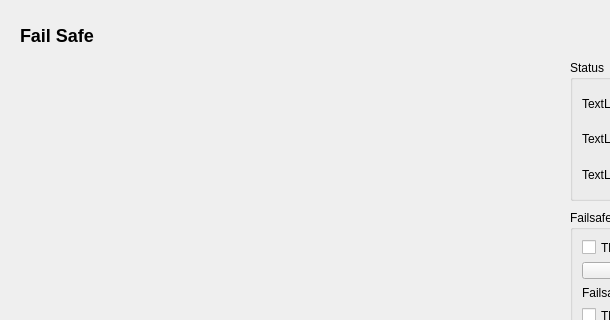
This is src/ui/configuration/FailSafeConfig.ui in ArduPilot/apm_planner as Qt 5 draws it before an edit; both pictures show x 0 to 610 and y 0 to 320 of the 795 by 484 pixel window. The edited form follows.
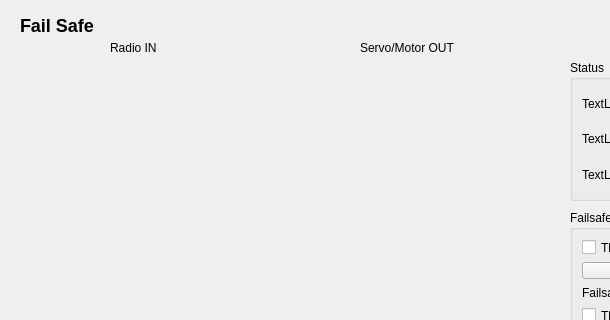
This is the edited form. Custom widgets are drawn as their Qt base class.

Commit message: Fixes #117: Missing labels in Failsafe view

What changed in the file:
```diff
--- a/src/ui/configuration/FailSafeConfig.ui
+++ b/src/ui/configuration/FailSafeConfig.ui
@@ -17,7 +17,7 @@
    <property name="geometry">
     <rect>
      <x>20</x>
-     <y>20</y>
+     <y>10</y>
      <width>141</width>
      <height>31</height>
     </rect>
@@ -456,6 +456,32 @@
     </item>
    </layout>
   </widget>
+  <widget class="QLabel" name="label_2">
+   <property name="geometry">
+    <rect>
+     <x>110</x>
+     <y>40</y>
+     <width>62</width>
+     <height>16</height>
+    </rect>
+   </property>
+   <property name="text">
+    <string>Radio IN</string>
+   </property>
+  </widget>
+  <widget class="QLabel" name="label_3">
+   <property name="geometry">
+    <rect>
+     <x>360</x>
+     <y>40</y>
+     <width>110</width>
+     <height>16</height>
+    </rect>
+   </property>
+   <property name="text">
+    <string>Servo/Motor OUT</string>
+   </property>
+  </widget>
  </widget>
  <customwidgets>
   <customwidget>
```
